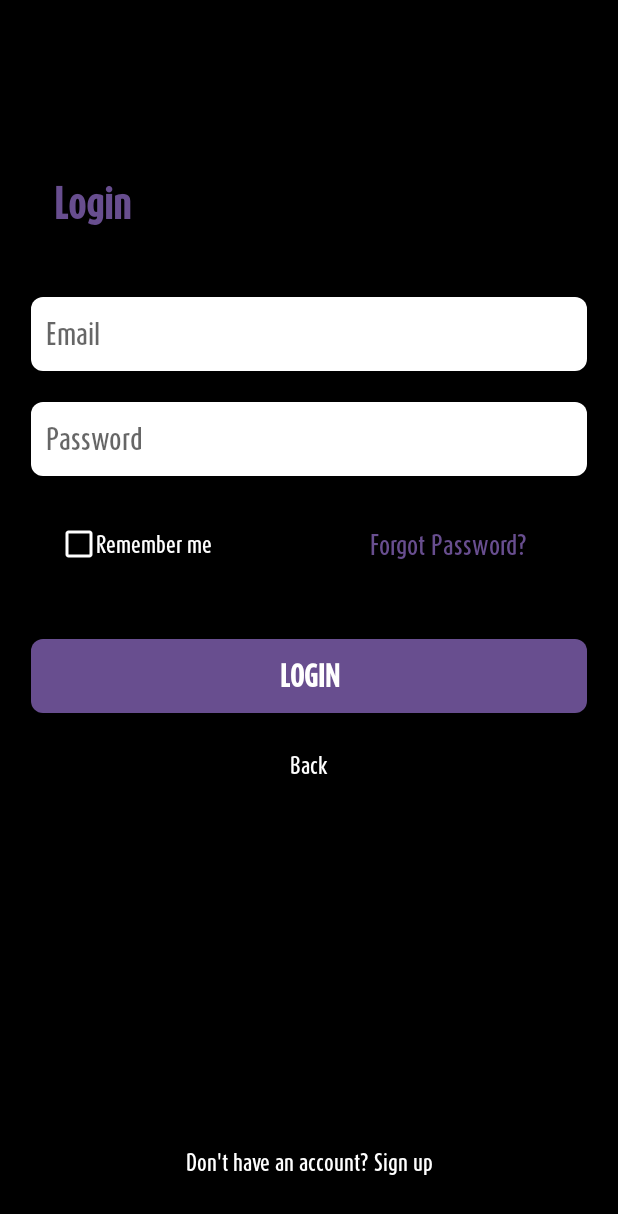
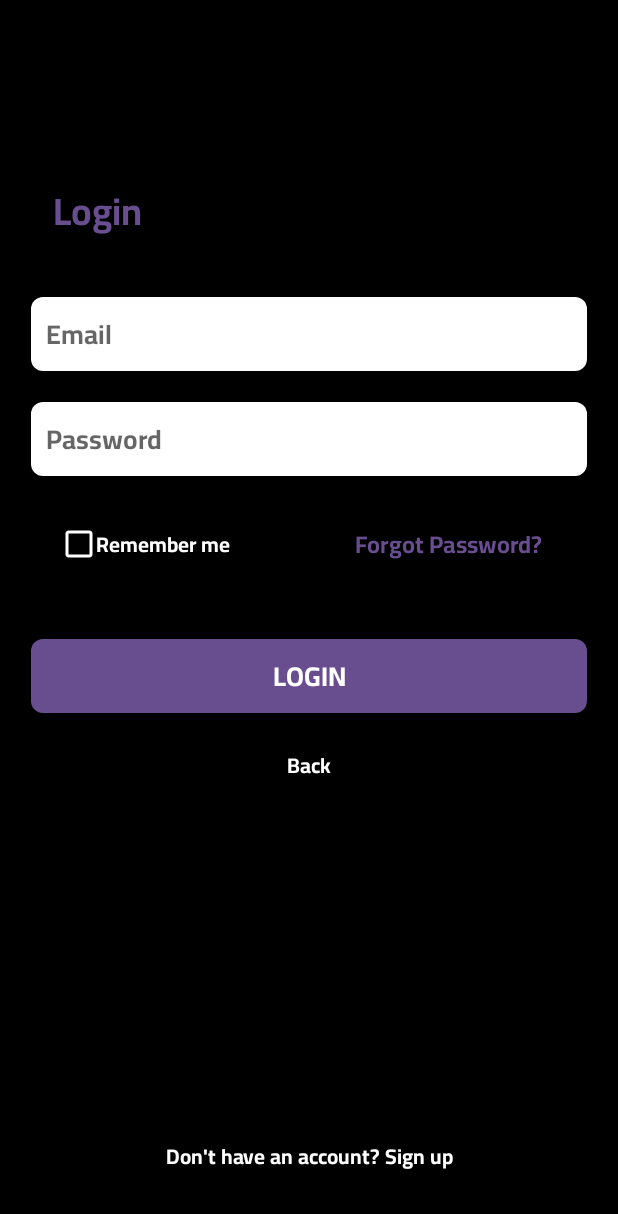
Before and after one commit to Sandeep-svf/yamaha, an Android app: the Login2Activity screen opened directly, with no data from a screen before it, on a phone screen of 412 x 824 dp. Shown: the top 1214 px of the screen. Run offline under Robolectric (Android 15) with nearby library versions, the phone set to English and light mode, and no system bars.

Commit message:
lost code recoverd on 7 october

```diff
--- a/app/src/main/java/com/webnmobapps/yamaha/basicfunction/Login2Activity.java
+++ b/app/src/main/java/com/webnmobapps/yamaha/basicfunction/Login2Activity.java
@@ -2,18 +2,29 @@ package com.webnmobapps.yamaha.basicfunction;
 
 import androidx.appcompat.app.AppCompatActivity;
 import androidx.appcompat.widget.AppCompatButton;
+import androidx.appcompat.widget.AppCompatEditText;
+import androidx.appcompat.widget.AppCompatTextView;
+import androidx.core.content.res.ResourcesCompat;
 
 import android.content.Intent;
+import android.graphics.Typeface;
 import android.os.Bundle;
+import android.util.Log;
 import android.view.View;
+import android.widget.Toast;
 
 import com.webnmobapps.yamaha.MainActivity;
 import com.webnmobapps.yamaha.R;
+import com.webnmobapps.yamaha.utility.StaticKey;
 
 public class Login2Activity extends AppCompatActivity {
 
 
     AppCompatButton login2_button;
+    Typeface typeface;
+    AppCompatTextView back_textview_layout,login_text,remamber_me_text,forgot_password_text,do_not_have_account;
+    AppCompatEditText email_edit_text_layout, password_edit_text_layout;
+
 
     @Override
     protected void onCreate(Bundle savedInstanceState) {
@@ -21,6 +32,36 @@ public class Login2Activity extends AppCompatActivity {
         setContentView(R.layout.activity_login2);
 
         intis();
+        Log.e("check_language","Sesssion 1" + "STARTED");
+
+        if(StaticKey.languageEn.equals("ar")){
+            Log.e("check_language","Sesssion 1" + "en");
+            typeface = ResourcesCompat.getFont(Login2Activity.this, R.font.daxcompact_bold);
+            back_textview_layout.setTypeface(typeface);
+            forgot_password_text.setTypeface(typeface);
+            remamber_me_text.setTypeface(typeface);
+            login_text.setTypeface(typeface);
+            password_edit_text_layout.setTypeface(typeface);
+            email_edit_text_layout.setTypeface(typeface);
+            login2_button.setTypeface(typeface);
+            do_not_have_account.setTypeface(typeface);
+        }else if(StaticKey.languageAr.equals("ar")){
+            typeface = ResourcesCompat.getFont(Login2Activity.this, R.font.cairo_bold);
+            back_textview_layout.setTypeface(typeface);
+            forgot_password_text.setTypeface(typeface);
+            remamber_me_text.setTypeface(typeface);
+            login_text.setTypeface(typeface);
+            password_edit_text_layout.setTypeface(typeface);
+            email_edit_text_layout.setTypeface(typeface);
+            login2_button.setTypeface(typeface);
+            do_not_have_account.setTypeface(typeface);
+            Log.e("check_language","Sesssion 1" + "ar");
+        }else{
+            Toast.makeText(Login2Activity.this, "Something went wrong", Toast.LENGTH_SHORT).show();
+            Log.e("check_language","Sesssion 1" + "ALL WENT WRONG");
+        }
+
+
 
         login2_button.setOnClickListener(new View.OnClickListener() {
             @Override
@@ -32,6 +73,13 @@ public class Login2Activity extends AppCompatActivity {
     }
 
     private void intis() {
+        forgot_password_text = findViewById(R.id.forgot_password_text);
+        remamber_me_text = findViewById(R.id.remamber_me_text);
+        login_text = findViewById(R.id.login_text);
+        password_edit_text_layout = findViewById(R.id.password_edit_text_layout);
+        email_edit_text_layout = findViewById(R.id.email_edit_text_layout);
         login2_button = findViewById(R.id.login2_button);
+        back_textview_layout = findViewById(R.id.back_textview_layout);
+        do_not_have_account = findViewById(R.id.do_not_have_account);
     }
 }
--- a/app/src/main/java/com/webnmobapps/yamaha/basicfunction/SplashActivity.java
+++ b/app/src/main/java/com/webnmobapps/yamaha/basicfunction/SplashActivity.java
@@ -12,6 +12,7 @@ import android.content.DialogInterface;
 import android.content.Intent;
 import android.content.SharedPreferences;
 import android.content.pm.PackageManager;
+import android.content.res.Configuration;
 import android.graphics.Color;
 import android.net.ConnectivityManager;
 import android.net.NetworkInfo;
@@ -30,6 +31,7 @@ import com.webnmobapps.yamaha.R;
 import java.util.ArrayList;
 import java.util.HashMap;
 import java.util.List;
+import java.util.Locale;
 import java.util.Map;
 
 public class SplashActivity extends AppCompatActivity {
@@ -57,6 +59,8 @@ public class SplashActivity extends AppCompatActivity {
 
         Glide.with(SplashActivity.this).load(R.drawable.logo).placeholder(R.drawable.ic_launcher_background).into(logo_layout);
         Glide.with(SplashActivity.this).load(R.drawable.sub_logo).placeholder(R.drawable.ic_launcher_background).into(sub_logo_layout);
+
+
 
 
         /* New Handler to start the Menu-Activity
--- a/app/src/main/res/layout/activity_login2.xml
+++ b/app/src/main/res/layout/activity_login2.xml
@@ -9,6 +9,7 @@
 
 
     <androidx.appcompat.widget.AppCompatTextView
+        android:id="@+id/login_text"
         android:layout_width="wrap_content"
         android:layout_height="wrap_content"
         app:layout_constraintBottom_toBottomOf="parent"
@@ -46,6 +47,7 @@
 
 
         <androidx.appcompat.widget.AppCompatEditText
+            android:id="@+id/email_edit_text_layout"
             android:layout_width="match_parent"
             android:layout_height="0dp"
             android:inputType="textEmailAddress"
@@ -54,7 +56,7 @@
             app:layout_constraintEnd_toEndOf="parent"
             app:layout_constraintVertical_bias="0.25"
 
-            android:fontFamily="@font/daxcompact_medium"
+
             app:layout_constraintHeight_percent="0.15"
             android:paddingStart="10dp"
             android:hint="@string/email"
@@ -63,6 +65,7 @@
 
         </androidx.appcompat.widget.AppCompatEditText>
         <androidx.appcompat.widget.AppCompatEditText
+            android:id="@+id/password_edit_text_layout"
             android:layout_width="match_parent"
             android:layout_height="0dp"
 
@@ -71,7 +74,7 @@
             app:layout_constraintStart_toStartOf="parent"
             app:layout_constraintTop_toTopOf="parent"
             app:layout_constraintEnd_toEndOf="parent"
-            android:fontFamily="@font/daxcompact_medium"
+
             app:layout_constraintVertical_bias="0.25"
             app:layout_constraintBottom_toBottomOf="parent"
             app:layout_constraintHeight_percent="0.15"
@@ -129,13 +132,14 @@
                 </androidx.appcompat.widget.AppCompatCheckBox>
 
                 <androidx.appcompat.widget.AppCompatTextView
+                    android:id="@+id/remamber_me_text"
                     android:layout_width="wrap_content"
                     android:layout_height="wrap_content"
 
                     app:layout_constraintStart_toEndOf="@+id/checkbox_layout"
                     app:layout_constraintTop_toTopOf="parent"
                     app:layout_constraintBottom_toBottomOf="parent"
-                    android:fontFamily="@font/daxcompact_medium"
+
                     android:text="@string/remamber_me"
                     android:textColor="@color/white"
                     >
@@ -160,6 +164,7 @@
                 >
 
                 <androidx.appcompat.widget.AppCompatTextView
+                    android:id="@+id/forgot_password_text"
                     android:layout_width="wrap_content"
                     android:layout_height="wrap_content"
 
@@ -168,7 +173,7 @@
                     app:layout_constraintEnd_toEndOf="parent"
                     app:layout_constraintStart_toStartOf="parent"
                     app:layout_constraintTop_toTopOf="parent"
-                    android:fontFamily="@font/daxcompact_medium"
+
 
                     android:text="@string/forgot_password"
                     android:textColor="@color/purple_app_theam_color"
@@ -215,7 +220,7 @@
         app:layout_constraintEnd_toEndOf="parent"
         app:layout_constraintStart_toStartOf="parent"
         app:layout_constraintTop_toTopOf="parent"
-        android:fontFamily="@font/daxcompact_medium"
+
         android:text="@string/back"
         android:textColor="@color/white"
         android:textSize="14dp"
@@ -225,7 +230,7 @@
 
     </androidx.appcompat.widget.AppCompatTextView>
     <androidx.appcompat.widget.AppCompatTextView
-        android:id="@+id/sign_in_layout"
+        android:id="@+id/do_not_have_account"
         android:layout_width="wrap_content"
         android:layout_height="wrap_content"
         android:gravity="center"
@@ -233,7 +238,7 @@
         app:layout_constraintEnd_toEndOf="parent"
         app:layout_constraintStart_toStartOf="parent"
         app:layout_constraintTop_toTopOf="parent"
-        android:fontFamily="@font/daxcompact_medium"
+
         android:text="@string/dont_have_an_accout"
         android:textColor="@color/white"
         android:textSize="14dp"
```
Also changed, not shown: app/src/main/java/com/webnmobapps/yamaha/profile/ProfileFragment.java (+68 -7 lines), app/src/main/java/com/webnmobapps/yamaha/utility/StaticKey.java (added, +22 -0 lines), app/src/main/res/font/cairo_black.ttf (added), app/src/main/res/font/cairo_bold.ttf (added), app/src/main/res/font/cairo_extrabold.ttf (added), app/src/main/res/font/cairo_medium.ttf (added), app/src/main/res/font/cairo_regular.ttf (added).
